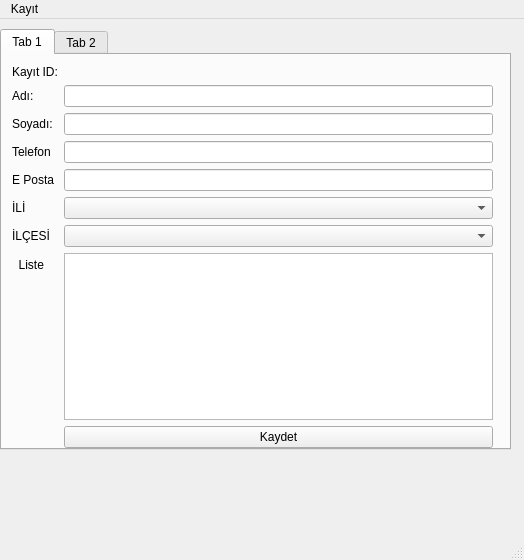
Before: the Qt Designer form Ana.ui in ibrahimediz/PhoneBookwithPyQT5, drawn with Qt 5.
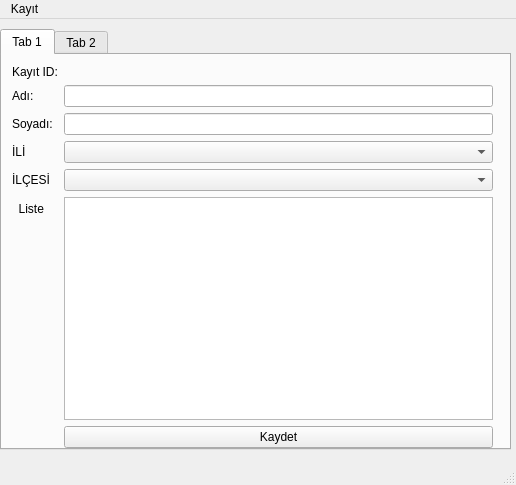
After: the same form once the commit is applied.

What changed in the file:
```diff
--- a/Ana.ui
+++ b/Ana.ui
@@ -6,8 +6,8 @@
    <rect>
     <x>0</x>
     <y>0</y>
-    <width>524</width>
-    <height>560</height>
+    <width>516</width>
+    <height>485</height>
    </rect>
   </property>
   <property name="windowTitle">
@@ -75,53 +75,33 @@
         <widget class="QLineEdit" name="txtSoyadi"/>
        </item>
        <item row="3" column="0">
-        <widget class="QLabel" name="label_3">
-         <property name="text">
-          <string>Telefon</string>
-         </property>
-        </widget>
-       </item>
-       <item row="3" column="1">
-        <widget class="QLineEdit" name="txtTelefon"/>
-       </item>
-       <item row="4" column="0">
-        <widget class="QLabel" name="label_4">
-         <property name="text">
-          <string>E Posta</string>
-         </property>
-        </widget>
-       </item>
-       <item row="4" column="1">
-        <widget class="QLineEdit" name="txtPosta"/>
-       </item>
-       <item row="5" column="0">
         <widget class="QLabel" name="label_5">
          <property name="text">
           <string>İLİ</string>
          </property>
         </widget>
        </item>
-       <item row="5" column="1">
+       <item row="3" column="1">
         <widget class="QComboBox" name="cmbIl"/>
        </item>
-       <item row="6" column="0">
+       <item row="4" column="0">
         <widget class="QLabel" name="label_6">
          <property name="text">
           <string>İLÇESİ</string>
          </property>
         </widget>
        </item>
-       <item row="6" column="1">
+       <item row="4" column="1">
         <widget class="QComboBox" name="cmbIlce"/>
        </item>
-       <item row="7" column="0">
+       <item row="5" column="0">
         <widget class="QLabel" name="label_9">
          <property name="text">
           <string>  Liste</string>
          </property>
         </widget>
        </item>
-       <item row="7" column="1">
+       <item row="5" column="1">
         <widget class="QTableWidget" name="tblListe"/>
        </item>
        <item row="8" column="1">
@@ -153,7 +133,7 @@
     <rect>
      <x>0</x>
      <y>0</y>
-     <width>524</width>
+     <width>516</width>
      <height>18</height>
     </rect>
    </property>
```
Left out of the diff: 4 changed lines with no effect on the pictures.
